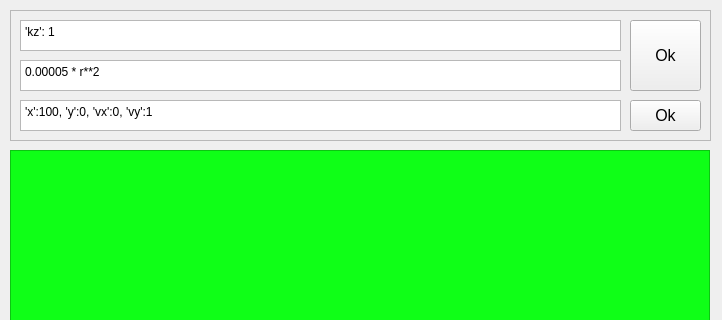
Above: ui/mainForm.ui from vladmikhbond/MechanPyQt before the change; both pictures show x 0 to 722 and y 0 to 320 of the 722 by 878 pixel window. Below: the same form after it.
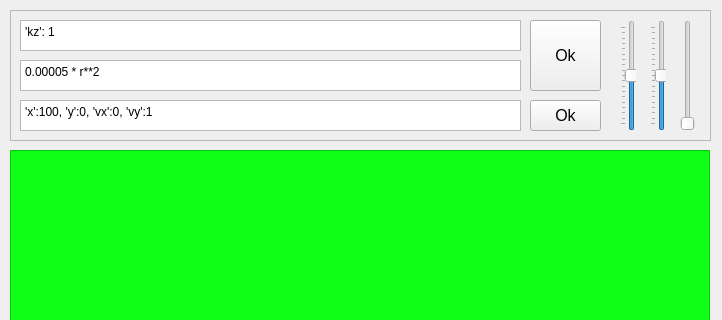
That is the form after the change.

Commit message: two side lights + sliders

The edit to the form file:
```diff
--- a/ui/mainForm.ui
+++ b/ui/mainForm.ui
@@ -44,7 +44,7 @@
       <rect>
        <x>10</x>
        <y>50</y>
-       <width>601</width>
+       <width>501</width>
        <height>31</height>
       </rect>
      </property>
@@ -68,7 +68,7 @@
     <widget class="QPushButton" name="okButton">
      <property name="geometry">
       <rect>
-       <x>620</x>
+       <x>520</x>
        <y>10</y>
        <width>71</width>
        <height>71</height>
@@ -88,7 +88,7 @@
       <rect>
        <x>10</x>
        <y>90</y>
-       <width>601</width>
+       <width>501</width>
        <height>31</height>
       </rect>
      </property>
@@ -117,7 +117,7 @@
       <rect>
        <x>10</x>
        <y>10</y>
-       <width>601</width>
+       <width>501</width>
        <height>31</height>
       </rect>
      </property>
@@ -141,7 +141,7 @@
     <widget class="QPushButton" name="okBallButton">
      <property name="geometry">
       <rect>
-       <x>620</x>
+       <x>520</x>
        <y>90</y>
        <width>71</width>
        <height>31</height>
@@ -156,6 +156,75 @@
       <string>Ok</string>
      </property>
     </widget>
+    <widget class="QSlider" name="viewSlider">
+     <property name="geometry">
+      <rect>
+       <x>640</x>
+       <y>10</y>
+       <width>16</width>
+       <height>111</height>
+      </rect>
+     </property>
+     <property name="toolTip">
+      <string>View</string>
+     </property>
+     <property name="minimum">
+      <number>-90</number>
+     </property>
+     <property name="maximum">
+      <number>90</number>
+     </property>
+     <property name="orientation">
+      <enum>Qt::Vertical</enum>
+     </property>
+     <property name="tickPosition">
+      <enum>QSlider::TicksAbove</enum>
+     </property>
+     <property name="tickInterval">
+      <number>10</number>
+     </property>
+    </widget>
+    <widget class="QSlider" name="lightSlider">
+     <property name="geometry">
+      <rect>
+       <x>610</x>
+       <y>10</y>
+       <width>16</width>
+       <height>111</height>
+      </rect>
+     </property>
+     <property name="toolTip">
+      <string>Light</string>
+     </property>
+     <property name="minimum">
+      <number>-90</number>
+     </property>
+     <property name="maximum">
+      <number>90</number>
+     </property>
+     <property name="orientation">
+      <enum>Qt::Vertical</enum>
+     </property>
+     <property name="tickPosition">
+      <enum>QSlider::TicksAbove</enum>
+     </property>
+     <property name="tickInterval">
+      <number>10</number>
+     </property>
+    </widget>
+    <widget class="QSlider" name="verticalSlider_3">
+     <property name="geometry">
+      <rect>
+       <x>670</x>
+       <y>10</y>
+       <width>16</width>
+       <height>111</height>
+      </rect>
+     </property>
+     <property name="orientation">
+      <enum>Qt::Vertical</enum>
+     </property>
+    </widget>
    </widget>
    <widget class="QScrollArea" name="scrollArea">
     <property name="geometry">
```
The commit also changes 2 other files.
